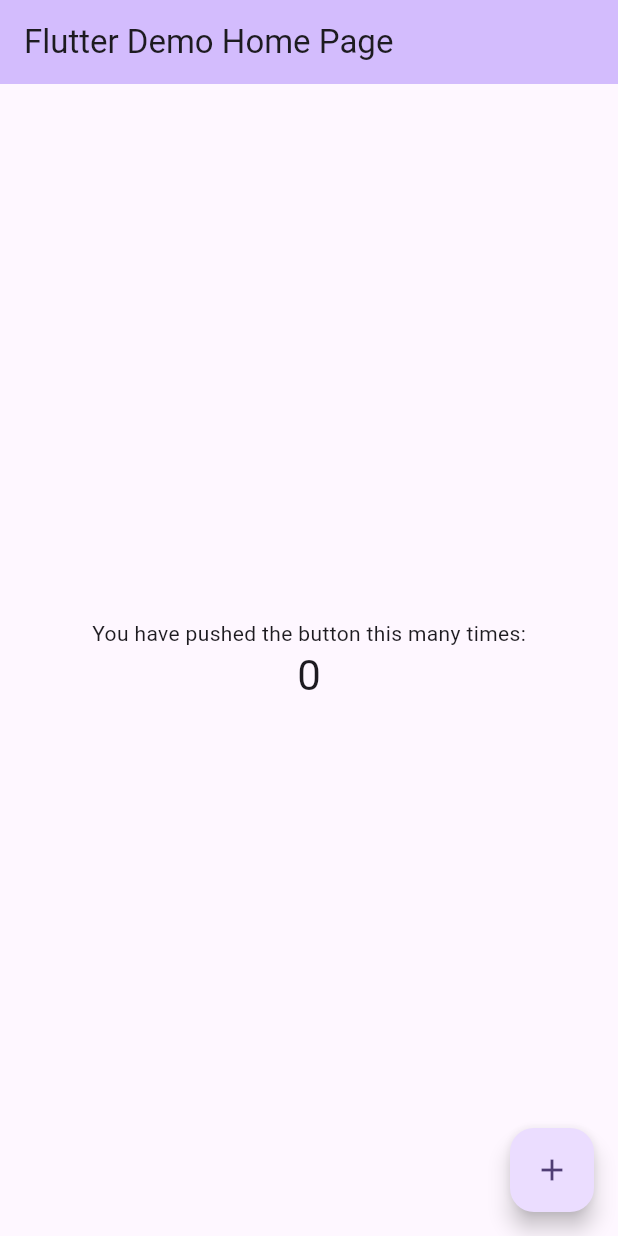
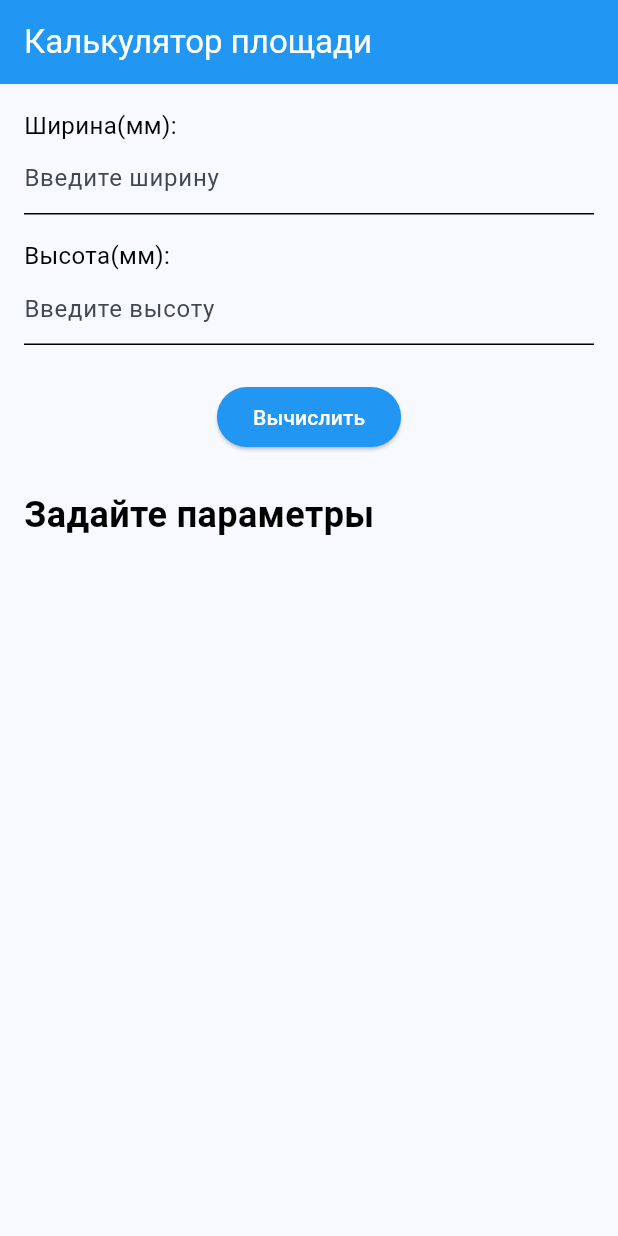
Before and after one commit to stanislavski03/PI2303_DEGTYAR, a Flutter app: the screen it shows after launch, on a phone screen of 412 x 824 dp. Run offline on Flutter 3.47's test engine with Material 3 defaults, Android fonts, the phone set to English and light mode, and no system bars.

Commit message:
lab6 2nd commit
обновил визуальный стиль, добавил поля для ввода и кнопку, всё пока без функционала

```diff
--- a/lab6_app/lib/main.dart
+++ b/lab6_app/lib/main.dart
@@ -7,116 +7,102 @@ void main() {
 class MyApp extends StatelessWidget {
   const MyApp({super.key});
 
-  // This widget is the root of your application.
   @override
   Widget build(BuildContext context) {
     return MaterialApp(
-      title: 'Flutter Demo',
+      title: 'Калькулятор площади',
       theme: ThemeData(
-        // This is the theme of your application.
-        //
-        // TRY THIS: Try running your application with "flutter run". You'll see
-        // the application has a purple toolbar. Then, without quitting the app,
-        // try changing the seedColor in the colorScheme below to Colors.green
-        // and then invoke "hot reload" (save your changes or press the "hot
-        // reload" button in a Flutter-supported IDE, or press "r" if you used
-        // the command line to start the app).
-        //
-        // Notice that the counter didn't reset back to zero; the application
-        // state is not lost during the reload. To reset the state, use hot
-        // restart instead.
-        //
-        // This works for code too, not just values: Most code changes can be
-        // tested with just a hot reload.
-        colorScheme: .fromSeed(seedColor: Colors.deepPurple),
+        colorScheme: ColorScheme.fromSeed(seedColor: Colors.blue),
       ),
-      home: const MyHomePage(title: 'Flutter Demo Home Page'),
+      home: const CalculatorPage(),
     );
   }
 }
 
-class MyHomePage extends StatefulWidget {
-  const MyHomePage({super.key, required this.title});
-
-  // This widget is the home page of your application. It is stateful, meaning
-  // that it has a State object (defined below) that contains fields that affect
-  // how it looks.
-
-  // This class is the configuration for the state. It holds the values (in this
-  // case the title) provided by the parent (in this case the App widget) and
-  // used by the build method of the State. Fields in a Widget subclass are
-  // always marked "final".
-
-  final String title;
+class CalculatorPage extends StatefulWidget {
+  const CalculatorPage({super.key});
 
   @override
-  State<MyHomePage> createState() => _MyHomePageState();
+  State<CalculatorPage> createState() => _CalculatorPageState();
 }
 
-class _MyHomePageState extends State<MyHomePage> {
-  int _counter = 0;
+class _CalculatorPageState extends State<CalculatorPage> {
+  final TextEditingController _widthController = TextEditingController();
+  final TextEditingController _heightController = TextEditingController();
 
-  void _incrementCounter() {
-    setState(() {
-      // This call to setState tells the Flutter framework that something has
-      // changed in this State, which causes it to rerun the build method below
-      // so that the display can reflect the updated values. If we changed
-      // _counter without calling setState(), then the build method would not be
-      // called again, and so nothing would appear to happen.
-      _counter++;
-    });
-  }
+  String _resultText = 'Задайте параметры';
 
   @override
   Widget build(BuildContext context) {
-    // This method is rerun every time setState is called, for instance as done
-    // by the _incrementCounter method above.
-    //
-    // The Flutter framework has been optimized to make rerunning build methods
-    // fast, so that you can just rebuild anything that needs updating rather
-    // than having to individually change instances of widgets.
     return Scaffold(
       appBar: AppBar(
-        // TRY THIS: Try changing the color here to a specific color (to
-        // Colors.amber, perhaps?) and trigger a hot reload to see the AppBar
-        // change color while the other colors stay the same.
-        backgroundColor: Theme.of(context).colorScheme.inversePrimary,
-        // Here we take the value from the MyHomePage object that was created by
-        // the App.build method, and use it to set our appbar title.
-        title: Text(widget.title),
+        backgroundColor: Colors.blue,
+        title: const Text(
+          'Калькулятор площади',
+          style: TextStyle(color: Colors.white),
+        ),
+        centerTitle: false,
       ),
-      body: Center(
-        // Center is a layout widget. It takes a single child and positions it
-        // in the middle of the parent.
+      body: Padding(
+        padding: const EdgeInsets.all(16.0),
         child: Column(
-          // Column is also a layout widget. It takes a list of children and
-          // arranges them vertically. By default, it sizes itself to fit its
-          // children horizontally, and tries to be as tall as its parent.
-          //
-          // Column has various properties to control how it sizes itself and
-          // how it positions its children. Here we use mainAxisAlignment to
-          // center the children vertically; the main axis here is the vertical
-          // axis because Columns are vertical (the cross axis would be
-          // horizontal).
-          //
-          // TRY THIS: Invoke "debug painting" (choose the "Toggle Debug Paint"
-          // action in the IDE, or press "p" in the console), to see the
-          // wireframe for each widget.
-          mainAxisAlignment: .center,
+          crossAxisAlignment: CrossAxisAlignment.start,
           children: [
-            const Text('You have pushed the button this many times:'),
+            const Text(
+              'Ширина(мм):',
+              style: TextStyle(fontSize: 16, color: Colors.black),
+            ),
+            TextField(
+              controller: _widthController,
+              keyboardType: TextInputType.number,
+              decoration: const InputDecoration(
+                hintText: 'Введите ширину',
+                border: UnderlineInputBorder(),
+                focusedBorder: UnderlineInputBorder(),
+                enabledBorder: UnderlineInputBorder(),
+              ),
+            ),
+            const SizedBox(height: 16),
+
+            const Text(
+              'Высота(мм):',
+              style: TextStyle(fontSize: 16, color: Colors.black),
+            ),
+            TextField(
+              controller: _heightController,
+              keyboardType: TextInputType.number,
+              decoration: const InputDecoration(
+                hintText: 'Введите высоту',
+                border: UnderlineInputBorder(),
+                focusedBorder: UnderlineInputBorder(),
+                enabledBorder: UnderlineInputBorder(),
+              ),
+            ),
+            const SizedBox(height: 24),
+
+            Center(
+              child: ElevatedButton(
+                onPressed: () {},
+                style: ElevatedButton.styleFrom(
+                  backgroundColor: Colors.blue,
+                  foregroundColor: Colors.white,
+                ),
+                child: const Text('Вычислить'),
+              ),
+            ),
+            const SizedBox(height: 24),
+
             Text(
-              '$_counter',
-              style: Theme.of(context).textTheme.headlineMedium,
+              _resultText,
+              style: const TextStyle(
+                fontSize: 24,
+                fontWeight: FontWeight.bold,
+                color: Colors.black,
+              ),
             ),
           ],
         ),
       ),
-      floatingActionButton: FloatingActionButton(
-        onPressed: _incrementCounter,
-        tooltip: 'Increment',
-        child: const Icon(Icons.add),
-      ),
     );
   }
 }
```
